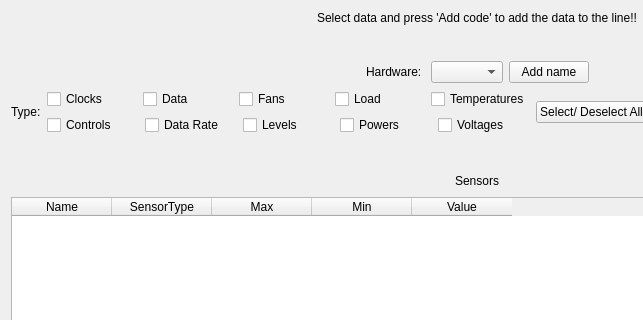
Before: the Qt Designer form Settings/datawindow.ui in jimmyd-be/Hardware-Monitor-Applet, drawn with Qt 5; both pictures show x 0 to 643 and y 0 to 320 of the 954 by 922 pixel window.
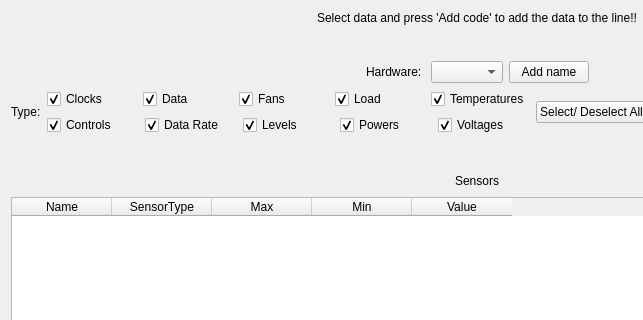
After: the same form once the commit is applied.

The edit to the form file:
```diff
--- a/Settings/datawindow.ui
+++ b/Settings/datawindow.ui
@@ -121,6 +121,9 @@
            <property name="text">
             <string>Clocks</string>
            </property>
+           <property name="checked">
+            <bool>true</bool>
+           </property>
           </widget>
          </item>
          <item>
@@ -140,6 +143,9 @@
            <property name="text">
             <string>Data</string>
            </property>
+           <property name="checked">
+            <bool>true</bool>
+           </property>
           </widget>
          </item>
          <item>
@@ -159,6 +165,9 @@
            <property name="text">
             <string>Fans</string>
            </property>
+           <property name="checked">
+            <bool>true</bool>
+           </property>
           </widget>
          </item>
          <item>
@@ -178,6 +187,9 @@
            <property name="text">
             <string>Load</string>
            </property>
+           <property name="checked">
+            <bool>true</bool>
+           </property>
           </widget>
          </item>
          <item>
@@ -197,6 +209,9 @@
            <property name="text">
             <string>Temperatures</string>
            </property>
+           <property name="checked">
+            <bool>true</bool>
+           </property>
           </widget>
          </item>
         </layout>
@@ -220,6 +235,9 @@
            <property name="text">
             <string>Controls</string>
            </property>
+           <property name="checked">
+            <bool>true</bool>
+           </property>
           </widget>
          </item>
          <item>
@@ -239,6 +257,9 @@
            <property name="text">
             <string>Data Rate</string>
            </property>
+           <property name="checked">
+            <bool>true</bool>
+           </property>
           </widget>
          </item>
          <item>
@@ -258,6 +279,9 @@
            <property name="text">
             <string>Levels</string>
            </property>
+           <property name="checked">
+            <bool>true</bool>
+           </property>
           </widget>
          </item>
          <item>
@@ -277,6 +301,9 @@
            <property name="text">
             <string>Powers</string>
            </property>
+           <property name="checked">
+            <bool>true</bool>
+           </property>
           </widget>
          </item>
          <item>
@@ -296,6 +323,9 @@
            <property name="text">
             <string>Voltages</string>
            </property>
+           <property name="checked">
+            <bool>true</bool>
+           </property>
           </widget>
          </item>
         </layout>
```
Left out of the diff: 3 changed lines with no effect on the pictures.
